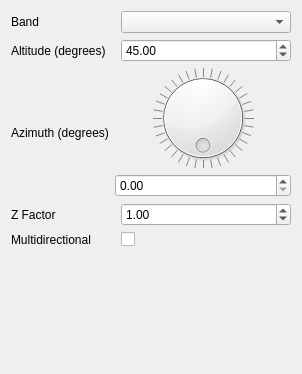
Above: src/ui/raster/qghillshaderendererwidget.ui from carsmie/QGIS before the change; both pictures show x 0 to 302 and y 0 to 374 of the 302 by 541 pixel window. Below: the same form after it.
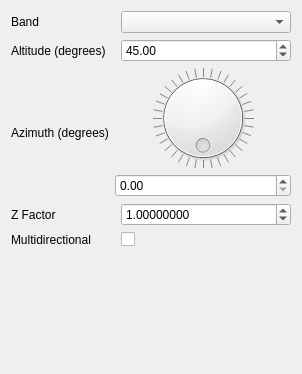
That is the form after the change. Custom widgets are drawn as their Qt base class.

Commit message: [hillshade] increase z factor places

```diff
--- a/src/ui/raster/qghillshaderendererwidget.ui
+++ b/src/ui/raster/qghillshaderendererwidget.ui
@@ -130,6 +130,9 @@
        <verstretch>0</verstretch>
       </sizepolicy>
      </property>
+     <property name="decimals">
+      <number>8</number>
+     </property>
      <property name="value">
       <double>1.000000000000000</double>
      </property>
```
